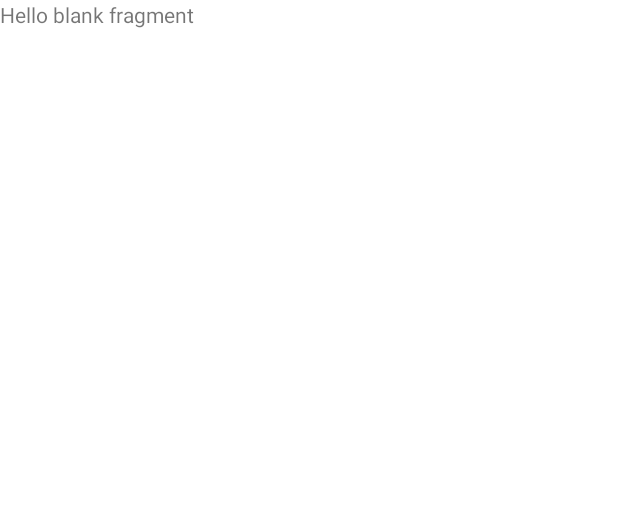
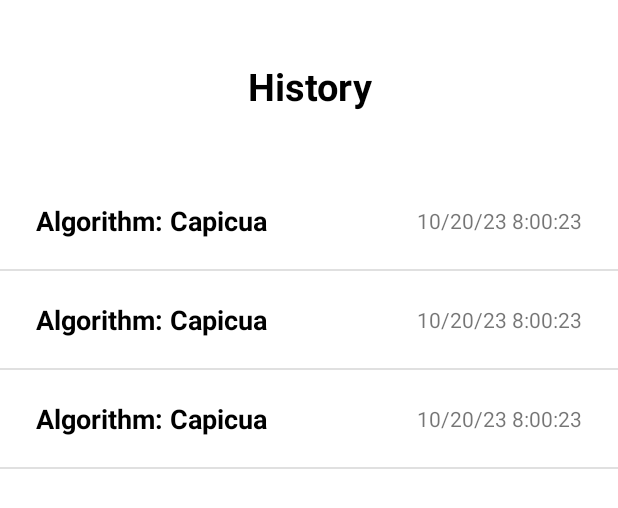
Before and after one commit to alejandromon16/PickAnAlgorithm, an Android app: the layout fragment_history.xml on its own in the app's theme, with its tools: preview values and no code run, on a phone screen of 412 x 824 dp. Shown: the top 508 px of the screen. Run offline under Robolectric (Android 15) with nearby library versions, the phone set to English and light mode, and no system bars.

```diff
--- /dev/null
+++ b/app/src/main/res/drawable/bglistitem2.xml
@@ -0,0 +1,4 @@
+<?xml version="1.0" encoding="utf-8"?>
+<shape xmlns:android="http://schemas.android.com/apk/res/android">
+    <stroke android:color="@color/black"></stroke>
+</shape>
--- /dev/null
+++ b/app/src/main/res/layout/algorithm_list_item.xml
@@ -0,0 +1,32 @@
+<?xml version="1.0" encoding="utf-8"?>
+<LinearLayout xmlns:android="http://schemas.android.com/apk/res/android"
+    xmlns:app="http://schemas.android.com/apk/res-auto"
+    android:orientation="horizontal"
+    android:layout_width="match_parent"
+    android:gravity="center"
+    android:layout_margin="10dp"
+    android:paddingVertical="20dp"
+    android:background="@drawable/bglistitem2"
+    android:layout_height="wrap_content">
+
+    <TextView
+        android:id="@+id/algorithm_name"
+        android:layout_width="wrap_content"
+        android:layout_height="wrap_content"
+        android:paddingRight="40dp"
+        android:fontFamily="sans-serif"
+        android:textFontWeight="700"
+        android:textSize="18dp"
+        android:textColor="@color/black"
+        android:text="Algorithm: Capicua"/>
+
+    <TextView
+        android:id="@+id/algorithm_date"
+        android:paddingLeft="60dp"
+        android:layout_width="wrap_content"
+        android:layout_height="wrap_content"
+
+        android:text="10/20/23 8:00:23" />
+
+
+</LinearLayout>
--- a/app/src/main/res/layout/fragment_history.xml
+++ b/app/src/main/res/layout/fragment_history.xml
@@ -3,12 +3,38 @@
     xmlns:tools="http://schemas.android.com/tools"
     android:layout_width="match_parent"
     android:layout_height="match_parent"
-    tools:context=".historyFragment">
+    tools:context="HistoryFragment">
 
-    <!-- TODO: Update blank fragment layout -->
-    <TextView
+    <LinearLayout
         android:layout_width="match_parent"
+        android:paddingVertical="40dp"
+        android:orientation="vertical"
         android:layout_height="match_parent"
-        android:text="@string/hello_blank_fragment" />
+        >
+
+        <TextView
+            android:paddingBottom="40dp"
+            android:layout_width="match_parent"
+            android:layout_height="wrap_content"
+            android:fontFamily="sans-serif"
+            android:text="History"
+            android:textAlignment="center"
+            android:textColor="@color/black"
+            android:textFontWeight="700"
+            android:textSize="25dp" />
+
+        <LinearLayout
+            android:layout_width="match_parent"
+            android:layout_height="match_parent"
+            android:orientation="vertical">
+
+            <ListView
+                android:layout_width="match_parent"
+                android:layout_height="match_parent"
+                android:id="@+id/algorithms_list_item"
+                tools:listitem="@layout/algorithm_list_item"/>
+
+        </LinearLayout>
+    </LinearLayout>
 
 </FrameLayout>
--- a/app/src/main/res/layout/fragment_new_algorithm.xml
+++ b/app/src/main/res/layout/fragment_new_algorithm.xml
@@ -55,7 +55,7 @@
         </com.google.android.material.textfield.TextInputLayout>
 
         <com.google.android.material.button.MaterialButton
-            android:id="@+id/button"
+            android:id="@+id/submitButton"
             android:layout_marginVertical="20dp"
             android:layout_width="wrap_content"
             android:layout_height="wrap_content"
```
Also changed, not shown: app/src/main/java/com/example/seriesapp/HomeFragment.kt (+60 -37 lines), app/src/main/java/com/example/seriesapp/NewAlgorithmFragment.kt (+29 -3 lines), app/src/main/res/layout/fragment_home.xml (+27 -0 lines).
